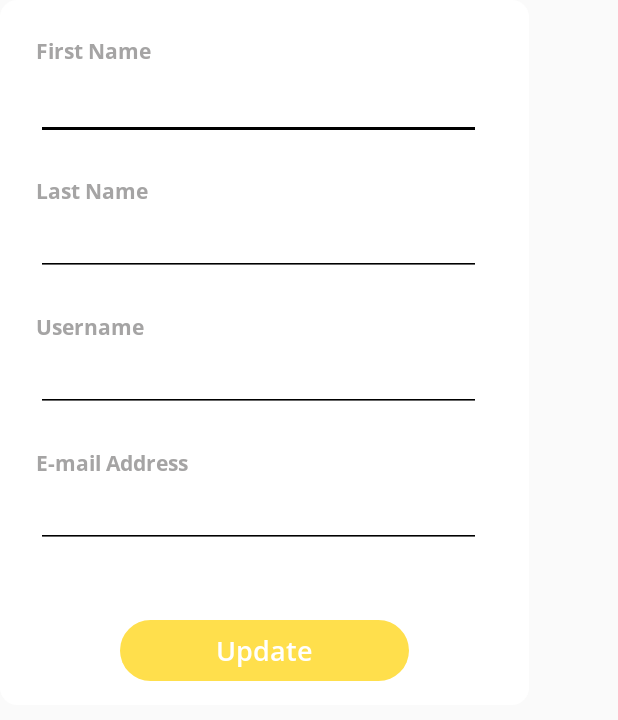
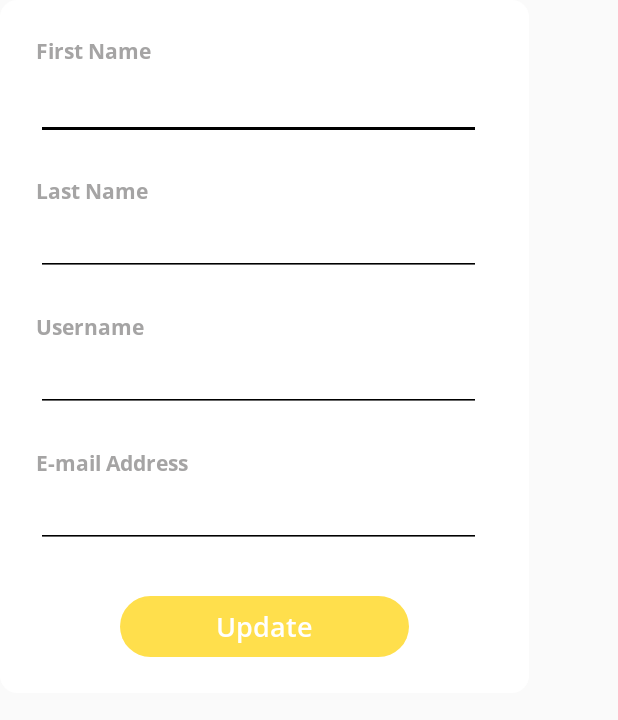
Before and after one commit to IshitaAg/Agora-Android, an Android app: the layout dia_update_profile.xml on its own in the app's theme, with its tools: preview values and no code run, on a phone screen of 412 x 824 dp. Shown: the top 720 px of the screen. Run offline under Robolectric (Android 15) with nearby library versions, the phone set to English and light mode, and no system bars.

```diff
--- a/agora-android/GSoC2020/app/src/main/res/layout/dia_update_profile.xml
+++ b/agora-android/GSoC2020/app/src/main/res/layout/dia_update_profile.xml
@@ -95,25 +95,10 @@
 
     <TextView
         android:id="@+id/textView38"
-        android:layout_width="wrap_content"
-        android:layout_height="wrap_content"
-        android:layout_marginStart="80dp"
-        android:layout_marginTop="48dp"
-        android:layout_marginEnd="80dp"
-        android:layout_marginBottom="16dp"
-        android:background="@drawable/rounded_rectangle_50dp"
-        android:backgroundTint="@color/colorYellow"
-        android:fontFamily="@font/open_sans_semibold"
-        android:paddingStart="64dp"
-        android:paddingTop="8dp"
-        android:paddingEnd="64dp"
-        android:paddingBottom="8dp"
         android:text="@string/update"
-        android:textColor="@color/colorWhite"
-        android:textSize="18sp"
-        android:textStyle="bold"
         app:layout_constraintBottom_toBottomOf="parent"
         app:layout_constraintEnd_toEndOf="parent"
         app:layout_constraintStart_toStartOf="parent"
-        app:layout_constraintTop_toBottomOf="@+id/editText5" />
+        app:layout_constraintTop_toBottomOf="@+id/editText5"
+        style="@style/update_btn_style" />
 </androidx.constraintlayout.widget.ConstraintLayout>
--- a/agora-android/GSoC2020/app/src/main/res/values/styles.xml
+++ b/agora-android/GSoC2020/app/src/main/res/values/styles.xml
@@ -97,4 +97,23 @@
         <item name="android:fontFamily">@font/open_sans_semibold</item>
     </style>
 
+    <style name="update_btn_style">
+        <item name="android:layout_width">wrap_content</item>
+        <item name="android:layout_height">wrap_content</item>
+        <item name="android:layout_marginStart">80dp</item>
+        <item name="android:layout_marginTop">32dp</item>
+        <item name="android:layout_marginEnd">80dp</item>
+        <item name="android:layout_marginBottom">24dp</item>
+        <item name="android:background">@drawable/rounded_rectangle_50dp</item>
+        <item name="android:backgroundTint">@color/colorYellow</item>
+        <item name="android:fontFamily">@font/open_sans_semibold</item>
+        <item name="android:paddingStart">64dp</item>
+        <item name="android:paddingTop">8dp</item>
+        <item name="android:paddingEnd">64dp</item>
+        <item name="android:paddingBottom">8dp</item>
+        <item name="android:textColor">@color/colorWhite</item>
+        <item name="android:textSize">18sp</item>
+        <item name="android:textStyle">bold</item>
+    </style>
+
 </resources>
```
Also changed, not shown: agora-android/GSoC2020/app/src/main/res/layout/dia_change_password.xml (+62 -3 lines).
